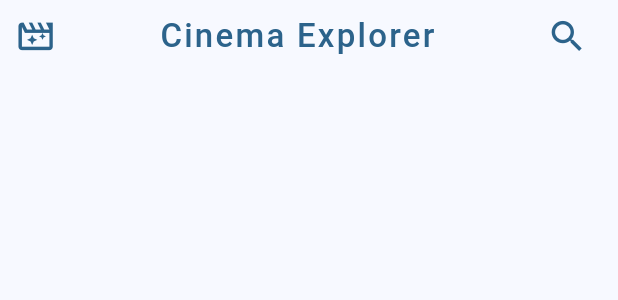
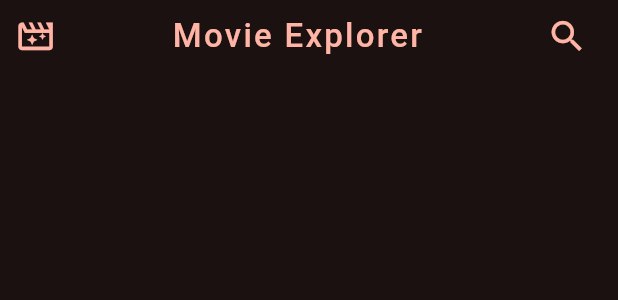
Before and after one commit to David-Maldonado/movie-map, a Flutter app: the CustomAppbar widget shown alone on an empty page, opened directly, on a phone screen of 412 x 824 dp. Shown: the top 300 px of the screen. Run offline on Flutter 3.47's test engine with Material 3 defaults, Android fonts, the phone set to English and light mode, and no system bars; our stand-ins replace animate_do, card_swiper, dio, flutter_dotenv, flutter_riverpod, go_router and 1 more; accounts and stored records are empty; generated files the repository leaves out were written again; network calls fail.

Commit message:
favoritos, theme, fin.

```diff
--- a/lib/config/theme/app_theme.dart
+++ b/lib/config/theme/app_theme.dart
@@ -2,6 +2,8 @@ import 'package:flutter/material.dart';
 
 // Una clase con un metodo que devuelve la configuracion inicial
 class AppTheme {
-  ThemeData getTheme() =>
-      ThemeData(useMaterial3: true, colorSchemeSeed: const Color(0xff003554));
+  ThemeData getTheme() => ThemeData(
+      useMaterial3: true,
+      brightness: Brightness.dark,
+      colorSchemeSeed: const Color.fromARGB(214, 109, 14, 1));
 }
--- a/lib/presentation/providers/storage/favorite_movies_provider.dart
+++ b/lib/presentation/providers/storage/favorite_movies_provider.dart
@@ -14,8 +14,9 @@ class StorageMoviesNotifier extends StateNotifier<Map<int, Movie>> {
   final LocalStorageRepository localStorageRepository;
   StorageMoviesNotifier({required this.localStorageRepository}) : super({});
 
-  Future<void> loadNextPage() async {
-    final movies = await localStorageRepository.loadMovies(offset: page * 10);
+  Future<List<Movie>> loadNextPage() async {
+    final movies =
+        await localStorageRepository.loadMovies(offset: page * 10, limit: 20);
     page++;
     final tempMoviesMap = <int, Movie>{};
     for (final movie in movies) {
@@ -23,5 +24,20 @@ class StorageMoviesNotifier extends StateNotifier<Map<int, Movie>> {
     }
 
     state = {...state, ...tempMoviesMap}; //nuevo estado
+
+    return movies;
+  }
+
+  Future<void> toggleFavorite(Movie movie) async {
+    await localStorageRepository.toggleFavorite(movie);
+
+    final bool isMovieInFavorites = state[movie.id] != null;
+
+    if (isMovieInFavorites) {
+      state.remove(movie.id);
+      state = {...state};
+    } else {
+      state = {...state, movie.id: movie};
+    }
   }
 }
--- a/lib/presentation/screens/movies/home_screen.dart
+++ b/lib/presentation/screens/movies/home_screen.dart
@@ -13,7 +13,7 @@ class HomeScreen extends StatelessWidget {
 
   final viewRoutes = const <Widget>[
     HomeView(),
-    CategoriesView(), // categorias
+    // CategoriesView(), // categorias
     FavoritesView()
   ];
 //pass:06
--- a/lib/presentation/widgets/shared/custom_appbar.dart
+++ b/lib/presentation/widgets/shared/custom_appbar.dart
@@ -32,7 +32,7 @@ class CustomAppbar extends ConsumerWidget {
               ],
             ),
             Text(
-              'Cinema Explorer',
+              'Movie Explorer',
               style: titleStyle,
               textAlign: TextAlign.center,
             ),
--- a/lib/presentation/widgets/shared/custom_buttom_navigation.dart
+++ b/lib/presentation/widgets/shared/custom_buttom_navigation.dart
@@ -27,8 +27,8 @@ class CustomButtomNavigation extends StatelessWidget {
         onTap: (value) => onItemTapped(context, value),
         items: const [
           BottomNavigationBarItem(icon: Icon(Icons.home_max), label: 'Inicio'),
-          BottomNavigationBarItem(
-              icon: Icon(Icons.label_outline), label: 'Categorías'),
+          // BottomNavigationBarItem(
+          //     icon: Icon(Icons.label_outline), label: 'Categorías'),
           BottomNavigationBarItem(
               icon: Icon(Icons.favorite_outline), label: 'Favoritos'),
         ]);
```
Also changed, not shown: lib/presentation/screens/movies/movie_screen.dart (+6 -2 lines), lib/presentation/views/movies/favorites_view.dart (+40 -2 lines), lib/presentation/widgets/movies/movie_masonry.dart (+23 -0 lines), lib/presentation/widgets/movies/movie_poster_link.dart (+6 -5 lines).
